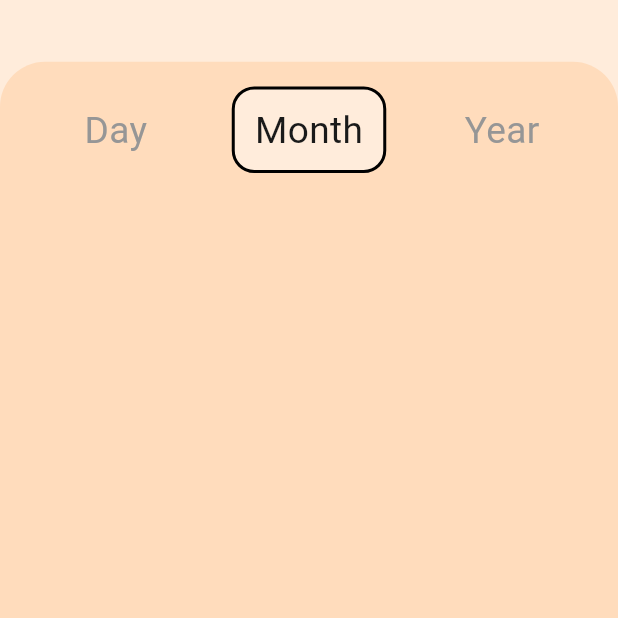
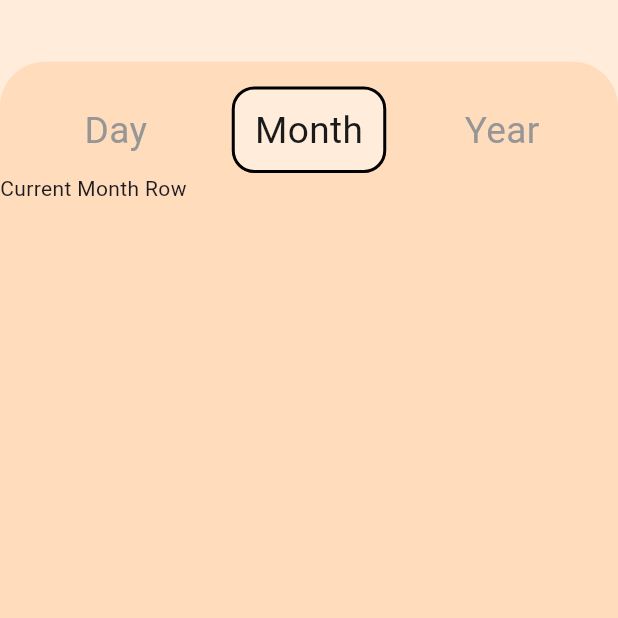
Before and after one commit to fktnp/FinalProject_JJ_Frontend, a Flutter app: the MyCalendarView screen opened directly, after a tap on "Month", on a phone screen of 412 x 824 dp, the top half of it. Run offline on Flutter 3.47's test engine with Material 3 defaults, Android fonts, the phone set to English and light mode, and no system bars; our stand-ins replace dio.

Commit message:
fix nav day slider by time.date

```diff
--- a/lib/calendar.dart
+++ b/lib/calendar.dart
@@ -1,5 +1,7 @@
 import 'package:flutter/material.dart';
 import 'package:flutter/rendering.dart';
+import 'package:flutter_application_1/sub_components_calendar/DayDateRow.dart';
+import 'package:intl/intl.dart';
 
 class MyCalendarView extends StatefulWidget {
   const MyCalendarView({super.key});
@@ -52,12 +54,18 @@ class CalendarViewState extends State<MyCalendarView> {
                   mainAxisAlignment: MainAxisAlignment.spaceEvenly,
                   children: [
                     _buildToggleButton('Day', 'day', screenWidth, screenHeight),
-                    _buildToggleButton(
-                        'Month', 'month', screenWidth, screenHeight),
-                    _buildToggleButton(
-                        'Year', 'year', screenWidth, screenHeight),
+                    _buildToggleButton('Month', 'month', screenWidth, screenHeight),
+                    _buildToggleButton('Year', 'year', screenWidth, screenHeight),
                   ],
                 ),
+                _currentView == 'day'
+                    ? CurrentDayDateRow(
+                        title: 'try',
+                        onDateChanged: _onDateChanged,
+                      )
+                    : _currentView == 'month'
+                        ? const CurrentMonthRow()
+                        : const CurrentYearRow(),
               ],
             ),
           ),
@@ -66,8 +74,7 @@ class CalendarViewState extends State<MyCalendarView> {
     );
   }
 
-  Widget _buildToggleButton(
-      String text, String view, double screenWidth, double screenHeight) {
+  Widget _buildToggleButton(String text, String view, double screenWidth, double screenHeight) {
     final isActive = _currentView == view;
     return GestureDetector(
       onTap: () => _onViewChanged(view),
--- /dev/null
+++ b/lib/sub_components_calendar/DayDateRow.dart
@@ -0,0 +1,194 @@
+import 'package:flutter/material.dart';
+import 'package:flutter/rendering.dart';
+import 'package:intl/intl.dart';
+
+class CurrentDayDateRow extends StatefulWidget {
+  final String title;
+  final Function(DateTime) onDateChanged;
+
+  const CurrentDayDateRow({
+    super.key,
+    required this.title,
+    required this.onDateChanged,
+  });
+
+  @override
+  CurrentDayDateRowState createState() => CurrentDayDateRowState();
+}
+
+class CurrentDayDateRowState extends State<CurrentDayDateRow> {
+  double width = 0.0;
+  double height = 0.0;
+
+  List<DateTime> multiMonthList = List.empty();
+  DateTime currentDateTime = DateTime.now();
+
+  @override
+  void initState() {
+    // Generate dates for the current, previous, and next 2 months
+    multiMonthList = _generateMultiMonthDates(currentDateTime, monthsBefore: 2, monthsAfter: 2);
+
+    super.initState();
+  }
+
+  // Function to generate dates across multiple months
+  List<DateTime> _generateMultiMonthDates(DateTime baseDate, {int monthsBefore = 2, int monthsAfter = 2}) {
+    List<DateTime> dateList = [];
+
+    // คำนวณวันเริ่มต้นและวันสิ้นสุด
+    DateTime startDate = DateTime(baseDate.year, baseDate.month - monthsBefore, 1);
+    DateTime endDate = DateTime(baseDate.year, baseDate.month + monthsAfter + 1, 0);
+
+    // เพิ่มวันที่ในระยะเวลา
+    for (DateTime date = startDate; date.isBefore(endDate) || date.isAtSameMomentAs(endDate); date = date.add(const Duration(days: 1))) {
+      dateList.add(date);
+    }
+
+    return dateList;
+  }
+
+
+  Widget titleView() {
+    return Padding(
+      padding: const EdgeInsets.fromLTRB(0, 0, 0, 5),
+      child: Text(
+        '${DateFormat('dd MMMM yyyy').format(currentDateTime)}', // ใช้ DateFormat จาก intl
+        style: const TextStyle(
+          color: Color.fromARGB(255, 26, 26, 26),
+          fontWeight: FontWeight.bold,
+          fontSize: 20,
+        ),
+      ),
+    );
+  }
+
+  Widget sortSevenDay() {
+    List<List<DateTime>> weeks = [];
+    for (int i = 0; i < multiMonthList.length; i += 7) {
+      weeks.add(multiMonthList.sublist(i, i + 7 > multiMonthList.length ? multiMonthList.length : i + 7));
+    }
+
+    return SizedBox(
+      width: width * 1,
+      height: height * 0.112,
+      child: PageView.builder(
+        controller: PageController(viewportFraction: 1),
+        itemCount: weeks.length,
+        itemBuilder: (BuildContext context, int index) {
+          return Row(
+            mainAxisAlignment: MainAxisAlignment.spaceEvenly,
+            children: weeks[index]
+                .map((date) => capsuleView(multiMonthList.indexOf(date)))
+                .toList(),
+          );
+        },
+      ),
+    );
+  }
+
+  Widget capsuleView(int index) {
+    return Padding(
+        padding: const EdgeInsets.symmetric(horizontal: 4.0),
+        child: GestureDetector(
+            onTap: () {
+              setState(() {
+                currentDateTime = multiMonthList[index];
+              });
+              widget.onDateChanged(multiMonthList[index]);
+            },
+            child: Container(
+              width: width * 0.1,
+              decoration: BoxDecoration(
+                color: (multiMonthList[index].day == currentDateTime.day &&
+                        multiMonthList[index].month == currentDateTime.month)
+                    ? const Color(0xFFFFECDB)
+                    : Colors.white.withOpacity(0.0),
+                borderRadius: BorderRadius.circular(15),
+              ),
+              child: Center(
+                child: Column(
+                  mainAxisAlignment: MainAxisAlignment.center,
+                  children: <Widget>[
+                    Text(
+                      DateFormat('MMM').format(multiMonthList[index]),
+                      style: TextStyle(
+                        fontSize: height * 0.018,
+                        fontWeight: FontWeight.bold,
+                        color: (multiMonthList[index].day != currentDateTime.day)
+                            ? const Color.fromARGB(255, 26, 26, 26)
+                            : const Color.fromARGB(255, 26, 26, 26),
+                      ),
+                    ),
+                    Text(
+                      multiMonthList[index].day.toString(),
+                      style: TextStyle(
+                        fontSize: height * 0.018,
+                        fontWeight: FontWeight.bold,
+                        color: (multiMonthList[index].day != currentDateTime.day)
+                            ? const Color.fromARGB(255, 26, 26, 26)
+                            : const Color.fromARGB(255, 26, 26, 26),
+                      ),
+                    ),
+                    Text(
+                      DateFormat('EEE').format(multiMonthList[index]),
+                      style: TextStyle(
+                        fontSize: height * 0.018,
+                        fontWeight: FontWeight.bold,
+                        color: (multiMonthList[index].day != currentDateTime.day)
+                            ? const Color.fromARGB(255, 26, 26, 26)
+                            : const Color.fromARGB(255, 26, 26, 26),
+                      ),
+                    ),
+                  ],
+                ),
+              ),
+            )));
+  }
+
+  Widget topView() {
+    return SizedBox(
+      height: height * 0.16,
+      width: width,
+      child: Column(
+        mainAxisAlignment: MainAxisAlignment.center,
+        children: <Widget>[
+          titleView(),
+          sortSevenDay(),
+        ],
+      ),
+    );
+  }
+
+  @override
+  Widget build(BuildContext context) {
+    width = MediaQuery.of(context).size.width;
+    height = MediaQuery.of(context).size.height;
+
+    return topView();
+  }
+
+}
+
+class CurrentMonthRow extends StatelessWidget {
+  const CurrentMonthRow({super.key});
+
+  @override
+  Widget build(BuildContext context) {
+    return Container(
+      // Add your month row implementation here
+      child: const Text('Current Month Row'),
+    );
+  }
+}
+
+class CurrentYearRow extends StatelessWidget {
+  const CurrentYearRow({super.key});
+
+  @override
+  Widget build(BuildContext context) {
+    return Container(
+      // Add your year row implementation here
+      child: const Text('Current Year Row'),
+    );
+  }
+}
```
Also changed, not shown: lib/utils/date_utils.dart (deleted, +0 -224 lines).
